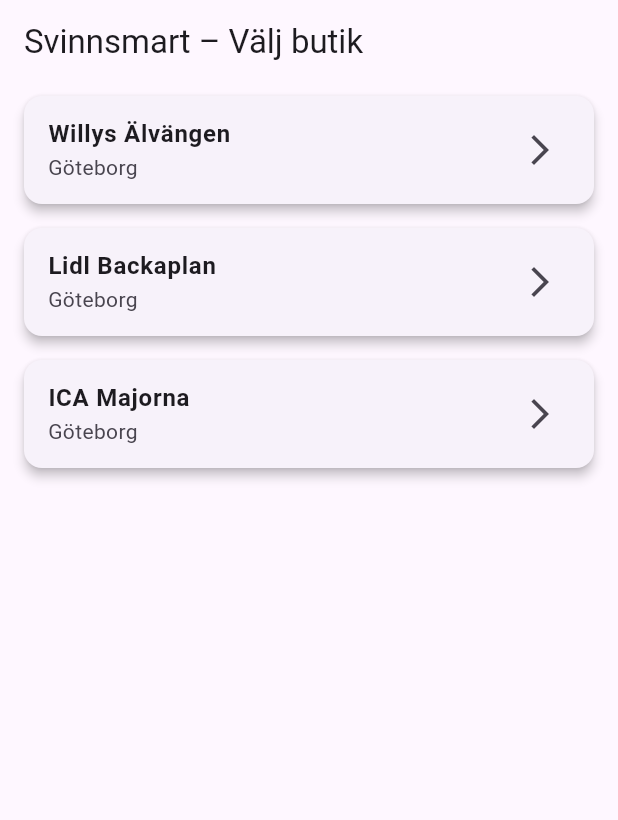
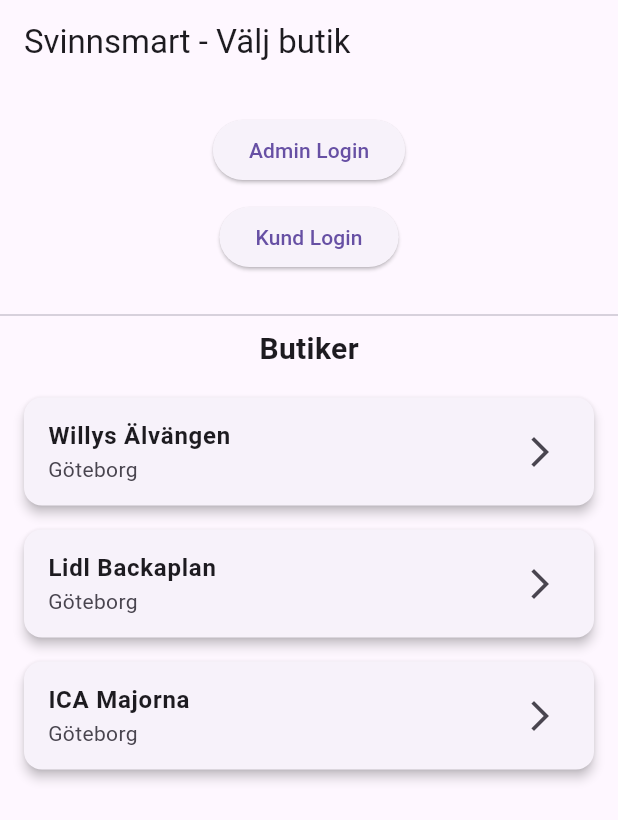
Before and after one commit to Nweder/svinnsmart-app, a Flutter app: the screen it shows after launch, on a phone screen of 412 x 824 dp. Shown: the top 820 px of the screen. Run offline on Flutter 3.47's test engine with Material 3 defaults, Android fonts, the phone set to English and light mode, and no system bars; our stand-ins replace go_router.

```diff
--- /dev/null
+++ b/lib/presentation/screens/admin_login_screen.dart
@@ -0,0 +1,15 @@
+import 'package:flutter/material.dart';
+
+class AdminLoginScreen extends StatelessWidget {
+  const AdminLoginScreen({super.key});
+
+  @override
+  Widget build(BuildContext context) {
+    return Scaffold(
+      appBar: AppBar(title: const Text('Admin Login')),
+      body: const Center(
+        child: Text('Admin Login Screen - här kan admin logga in'),
+      ),
+    );
+  }
+}
--- /dev/null
+++ b/lib/presentation/screens/customer_login_screen.dart
@@ -0,0 +1,15 @@
+import 'package:flutter/material.dart';
+
+class CustomerLoginScreen extends StatelessWidget {
+  const CustomerLoginScreen({super.key});
+
+  @override
+  Widget build(BuildContext context) {
+    return Scaffold(
+      appBar: AppBar(title: const Text('Kund Login')),
+      body: const Center(
+        child: Text('Customer Login Screen - login för kunder'),
+      ),
+    );
+  }
+}
--- a/lib/presentation/screens/home_screen.dart
+++ b/lib/presentation/screens/home_screen.dart
@@ -1,4 +1,5 @@
 import 'package:flutter/material.dart';
+import 'package:go_router/go_router.dart';
 import '../widgets/store_card.dart';
 
 class HomeScreen extends StatelessWidget {
@@ -14,9 +15,40 @@
 
     return Scaffold(
       appBar: AppBar(
-        title: const Text('Svinnsmart – Välj butik'),
+        title: const Text('Svinnsmart - Välj butik'),
       ),
-      body: ListView.builder(
+      body: Column(
+        children: [
+          const SizedBox(height: 20),
+
+          // Admin Login knapp
+          ElevatedButton(
+            onPressed: () => context.go('/admin-login'),
+            child: const Text('Admin Login'),
+          ),
+
+          const SizedBox(height: 10),
+
+          // Kund Login knapp
+          ElevatedButton(
+            onPressed: () => context.go('/customer-login'),
+            child: const Text('Kund Login'),
+          ),
+
+          const SizedBox(height: 20),
+
+          const Divider(),
+
+          const Text(
+            'Butiker',
+            style: TextStyle(fontSize: 20, fontWeight: FontWeight.bold),
+          ),
+
+          const SizedBox(height: 10),
+
+          // Expanded lista med butiker
+          Expanded(
+            child: ListView.builder(
               itemCount: stores.length,
               itemBuilder: (context, index) {
                 final store = stores[index];
@@ -26,6 +58,9 @@
                 );
               },
             ),
+          ),
+        ],
+      ),
     );
   }
 }
```
Lines whose indentation alone changed are shown as unchanged.
